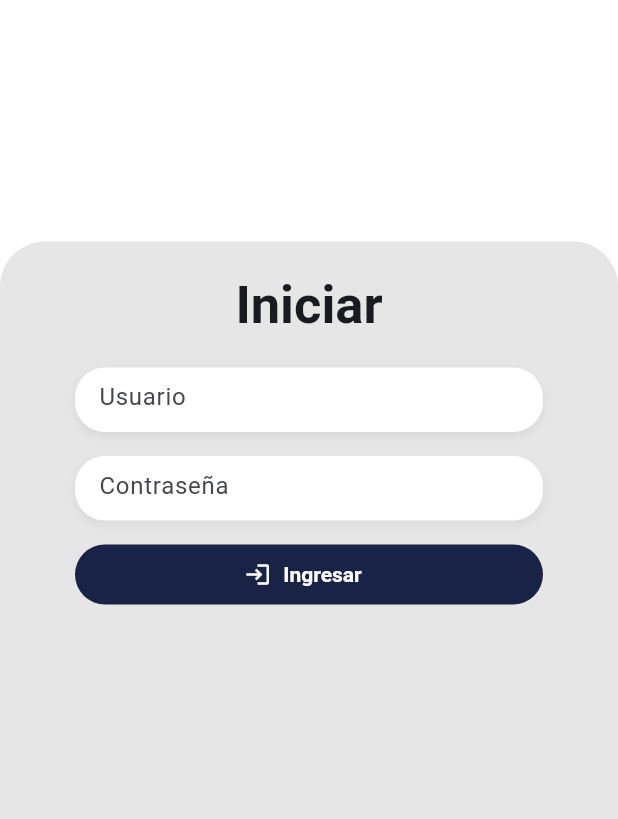
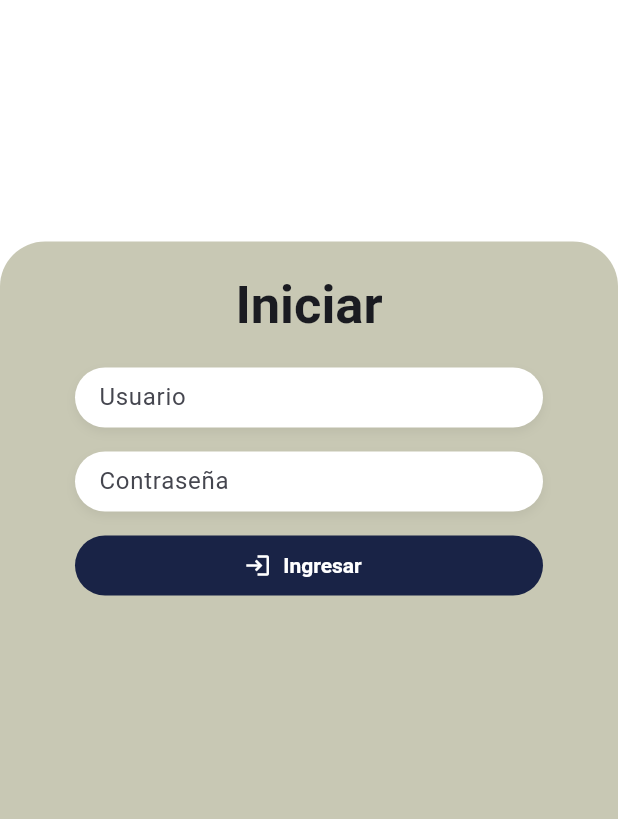
Before and after one commit to victorvelazquez/monalisa_app_001, a Flutter app: the screen it shows after launch, on a phone screen of 412 x 824 dp, the part 417-1236 px from its top. Run offline on Flutter 3.47's test engine with Material 3 defaults, Android fonts, the phone set to English and light mode, and no system bars; our stand-ins replace dio, flutter_dotenv, flutter_riverpod, formz, go_router, google_fonts and 1 more; project files that could hold a hidden picture were left out.

Commit message:
feat: actualizar colores del tema para mejorar la coherencia visual

```diff
--- a/lib/config/theme/app_theme.dart
+++ b/lib/config/theme/app_theme.dart
@@ -5,7 +5,7 @@ const themeColorPrimary = Color.fromRGBO(25, 35, 70, 1);
 const themeColorPrimaryLight = Color.fromRGBO(140, 150, 255, 1);
 
 const themeBackgroundColor = Colors.white;
-const themeBackgroundColorLight = Color.fromRGBO(230, 230, 230, 1);
+const themeBackgroundColorLight = Color.fromRGBO(245, 245, 245, 1);
 
 const themeColorSuccessful = Color.fromRGBO(70, 170, 70, 1);
 const themeColorSuccessfulLight = Color.fromRGBO(140, 220, 140, 1);
@@ -13,8 +13,8 @@ const themeColorWarning = Color.fromRGBO(250, 200, 50, 1);
 const themeColorWarningLight = Color.fromRGBO(250, 220, 120, 1);
 const themeColorError = Color.fromRGBO(255, 50, 50, 1);
 const themeColorErrorLight = Color.fromRGBO(255, 100, 100, 1);
-const themeColorDarkGray = Color.fromRGBO(66, 66, 66, 1);
-const themeColorDarkGrayLight = Color.fromRGBO(117, 117, 117, 1);
+const themeColorGray = Color.fromRGBO(90, 90, 90, 1);
+const themeColorGrayLight = Color.fromRGBO(200, 200, 180, 1);
 
 const double themeFontSizeLarge = 16;
 const double themeFontSizeNormal = 14;
--- a/lib/features/auth/presentation/screens/auth_data_screen.dart
+++ b/lib/features/auth/presentation/screens/auth_data_screen.dart
@@ -89,7 +89,7 @@ class RoleView extends ConsumerWidget {
                 label: 'Cancelar',
                 icon: const Icon(Icons.close),
                 labelColor: Colors.white,
-                buttonColor: themeColorDarkGrayLight,
+                buttonColor: themeColorGray,
               )
             ],
           ),
--- a/lib/features/auth/presentation/screens/login_screen.dart
+++ b/lib/features/auth/presentation/screens/login_screen.dart
@@ -30,7 +30,7 @@ class LoginScreen extends StatelessWidget {
             Container(
               height: 385,
               decoration: BoxDecoration(
-                color: themeBackgroundColorLight,
+                color: themeColorGrayLight,
                 borderRadius: const BorderRadius.only(
                   topLeft: Radius.circular(30),
                   topRight: Radius.circular(30),
--- a/lib/features/shared/presentation/widgets/custom_drop_down.dart
+++ b/lib/features/shared/presentation/widgets/custom_drop_down.dart
@@ -39,7 +39,8 @@ class CustomDropDown<T> extends ConsumerWidget {
           height: 40,
           width: expand ? double.infinity : null,
           decoration: BoxDecoration(
-            border: Border.all(color: themeColorDarkGrayLight),
+            color: themeBackgroundColorLight,
+            border: Border.all(color: themeColorGrayLight),
             borderRadius: BorderRadius.circular(themeBorderRadius),
           ),
           child: DropdownButtonHideUnderline(
--- a/lib/features/shared/presentation/widgets/custom_text_form_field.dart
+++ b/lib/features/shared/presentation/widgets/custom_text_form_field.dart
@@ -37,14 +37,13 @@ class CustomTextFormField extends StatelessWidget {
   Widget build(BuildContext context) {
     final inputBorder = OutlineInputBorder(
       borderSide: BorderSide(
-          color: border ? themeColorDarkGrayLight : Colors.transparent),
+          color: border ? themeColorGrayLight : Colors.transparent),
       borderRadius: BorderRadius.circular(themeBorderRadius),
     );
 
     return Container(
-      padding: const EdgeInsets.only(bottom: 3),
       decoration: BoxDecoration(
-        color: themeBackgroundColor,
+        color: border ? themeBackgroundColorLight : themeBackgroundColor,
         borderRadius: BorderRadius.circular(themeBorderRadius),
         boxShadow: border
             ? null
--- a/lib/features/shipment/presentation/widgets/barcode_list.dart
+++ b/lib/features/shipment/presentation/widgets/barcode_list.dart
@@ -42,7 +42,7 @@ class ScrollingTextWidgetState extends State<BarcodeList> {
                 child: Text(
                   widget.barcode.index.toString(),
                   style:
-                      TextStyle(fontSize: themeFontSizeSmall, color: themeColorDarkGray),
+                      TextStyle(fontSize: themeFontSizeSmall, color: themeColorGray),
                 ),
               ),
               Expanded(
```
Also changed, not shown: lib/features/shipment/presentation/screens/shipment_screen.dart (+13 -13 lines).
